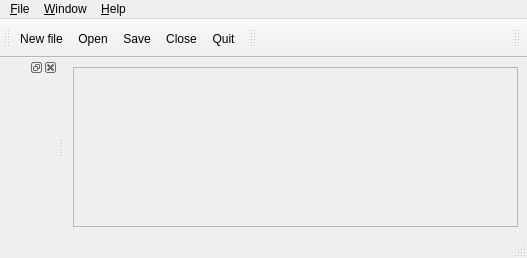
Above: gui/studymanager_gui/MainForm.ui from code-saturne/code_saturne before the change. Below: the same form after it.
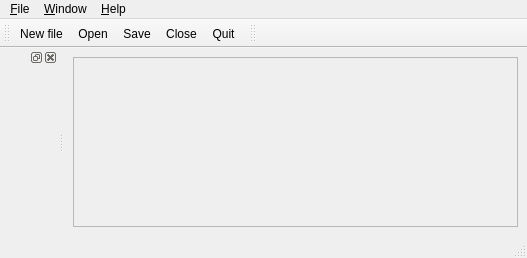
That is the form after the change. Icons and pictures are not drawn.

Patch:
```diff
--- a/gui/studymanager_gui/MainForm.ui
+++ b/gui/studymanager_gui/MainForm.ui
@@ -131,21 +131,6 @@
     <bool>false</bool>
    </attribute>
   </widget>
-  <widget class="QToolBar" name="toolBar_5">
-   <property name="windowTitle">
-    <string>toolBar_5</string>
-   </property>
-   <property name="layoutDirection">
-    <enum>Qt::RightToLeft</enum>
-   </property>
-   <attribute name="toolBarArea">
-    <enum>TopToolBarArea</enum>
-   </attribute>
-   <attribute name="toolBarBreak">
-    <bool>false</bool>
-   </attribute>
-   <addaction name="displayLogo"/>
-  </widget>
   <widget class="QDockWidget" name="dockWidgetBrowser">
    <attribute name="dockWidgetArea">
     <number>1</number>
@@ -269,12 +254,6 @@
     <string>Ctrl+P</string>
    </property>
   </action>
-  <action name="displayLogo">
-   <property name="icon">
-    <iconset resource="resource_base.qrc">
-     <normaloff>:/icons/22x22/MONO-bulle-HD.png</normaloff>:/icons/22x22/MONO-bulle-HD.png</iconset>
-   </property>
-  </action>
   <action name="reload_modulesAction">
    <property name="icon">
     <iconset>
```
Left out of the diff: 8 changed lines with no effect on the pictures.
